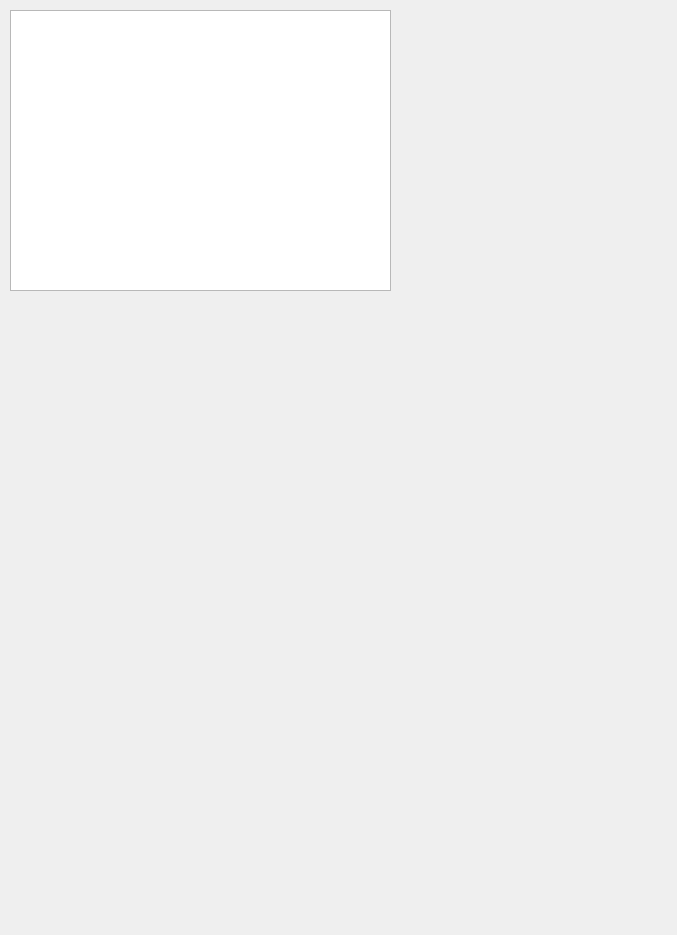
First picture: the form in frontend/ui_widgets/preview.ui, repository XmYx/ainodes, before the edit.
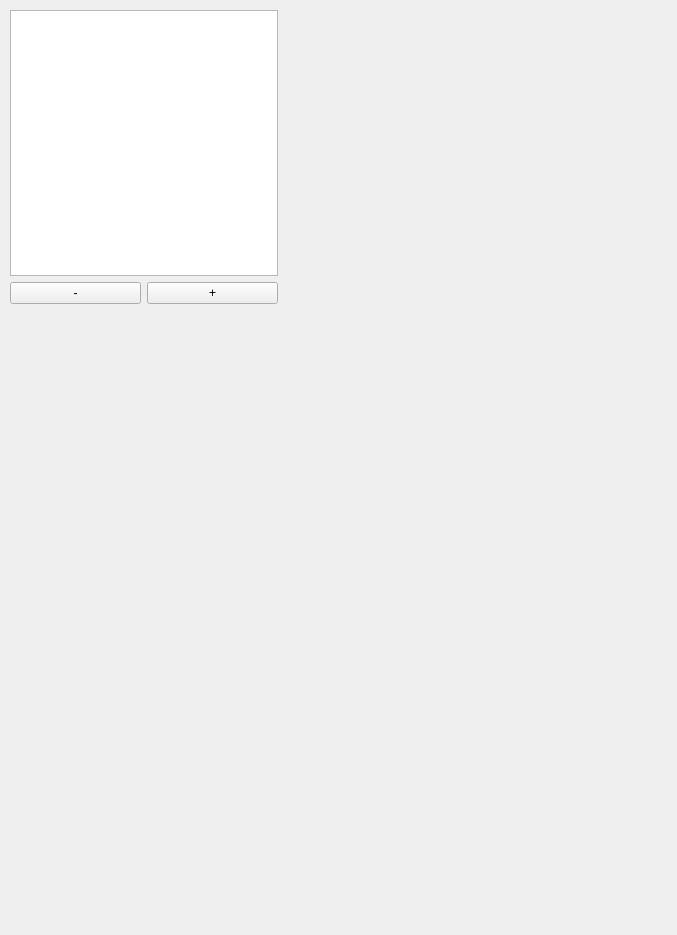
Second picture: the form after the edit.

Diff of the .ui file:
```diff
--- a/frontend/ui_widgets/preview.ui
+++ b/frontend/ui_widgets/preview.ui
@@ -19,15 +19,18 @@
   <property name="styleSheet">
    <string notr="true"/>
   </property>
-  <widget class="QGraphicsView" name="graphicsView">
+  <widget class="QWidget" name="">
    <property name="geometry">
     <rect>
      <x>10</x>
      <y>10</y>
-     <width>381</width>
-     <height>281</height>
+     <width>268</width>
+     <height>294</height>
     </rect>
    </property>
+   <layout class="QGridLayout" name="gridLayout">
+    <item row="0" column="0" colspan="2">
+     <widget class="QGraphicsView" name="graphicsView">
    <property name="mouseTracking">
     <bool>true</bool>
    </property>
@@ -38,8 +41,28 @@
     <enum>Qt::ScrollBarAlwaysOff</enum>
    </property>
    <property name="resizeAnchor">
-    <enum>QGraphicsView::AnchorUnderMouse</enum>
-   </property>
+       <enum>QGraphicsView::AnchorViewCenter</enum>
+      </property>
+      <property name="viewportUpdateMode">
+       <enum>QGraphicsView::FullViewportUpdate</enum>
+      </property>
+     </widget>
+    </item>
+    <item row="1" column="1">
+     <widget class="QPushButton" name="zoomInButton">
+      <property name="text">
+       <string>+</string>
+      </property>
+     </widget>
+    </item>
+    <item row="1" column="0">
+     <widget class="QPushButton" name="zoomOutButton">
+      <property name="text">
+       <string>-</string>
+      </property>
+     </widget>
+    </item>
+   </layout>
   </widget>
  </widget>
  <resources/>
```
Lines whose indentation alone changed are shown as unchanged.
